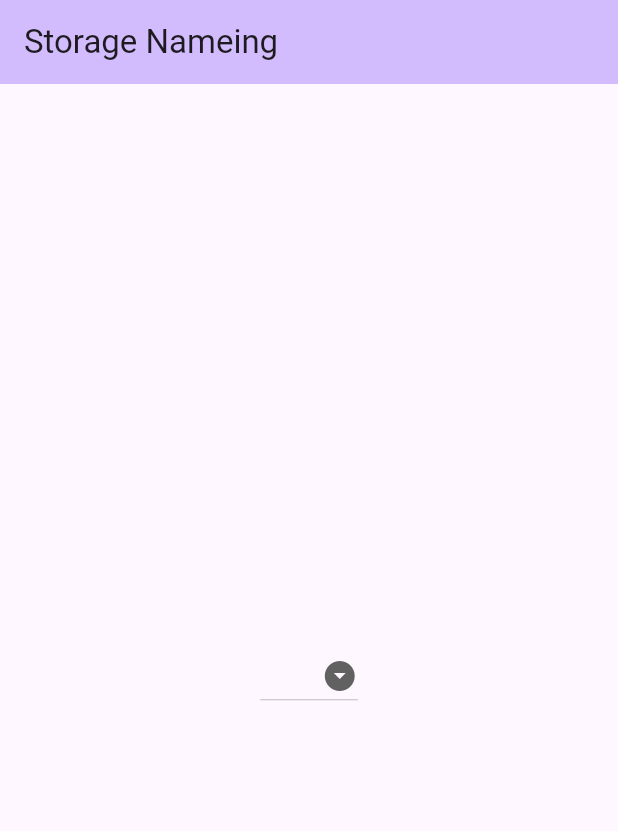
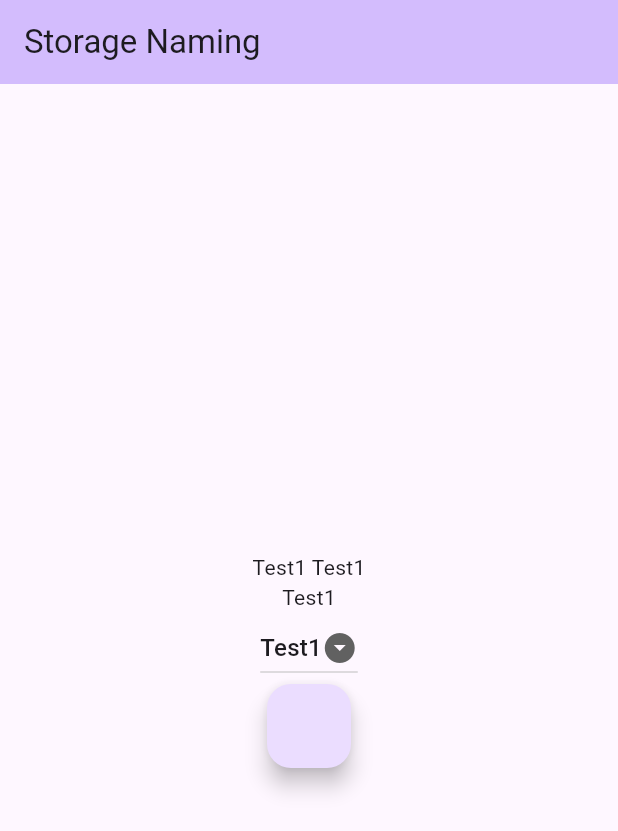
Before and after one commit to Chocolateandmilkwin/storage, a Flutter app: the screen it shows after launch, on a phone screen of 412 x 824 dp. Shown: the top 831 px of the screen. Run offline on Flutter 3.47's test engine with Material 3 defaults, Android fonts, the phone set to English and light mode, and no system bars.

Commit message:
First version Fixes #1

```diff
--- a/ui/lib/main.dart
+++ b/ui/lib/main.dart
@@ -9,12 +9,12 @@ class MyApp extends StatelessWidget {
   @override
   Widget build(BuildContext context) {
     return MaterialApp(
-      title: 'Flutter Demo',
+      title: 'Storage Naming',
       theme: ThemeData(
         colorScheme: ColorScheme.fromSeed(seedColor: Colors.deepPurple),
         useMaterial3: true,
       ),
-      home: const MyHomePage(title: 'Storage Nameing'),
+      home: const MyHomePage(title: 'Storage Naming'),
     );
   }
 }
@@ -56,13 +56,18 @@ class StorageShortName extends StatefulWidget {
 }
 
 class _StorageShortName extends State<StorageShortName> {
-  var _test = '';
+  List<String> nameParts = ['Test1'];
+
+  var _test = 'Test1';
 
   @override
   Widget build(BuildContext context) {
+    String combinedNameParts = '${nameParts.join(', ')} $_test';
+
     return Column(
       mainAxisAlignment: MainAxisAlignment.center,
       children: <Widget>[
+        Text(combinedNameParts),
         Text(_test),
         const Row(
           children: [],
@@ -84,6 +89,10 @@ class _StorageShortName extends State<StorageShortName> {
             _test = value!;
           }),
         ),
+        FloatingActionButton(onPressed: () {
+          nameParts.add('YOYO');
+          setState(() {});
+        })
       ],
     );
   }
```
